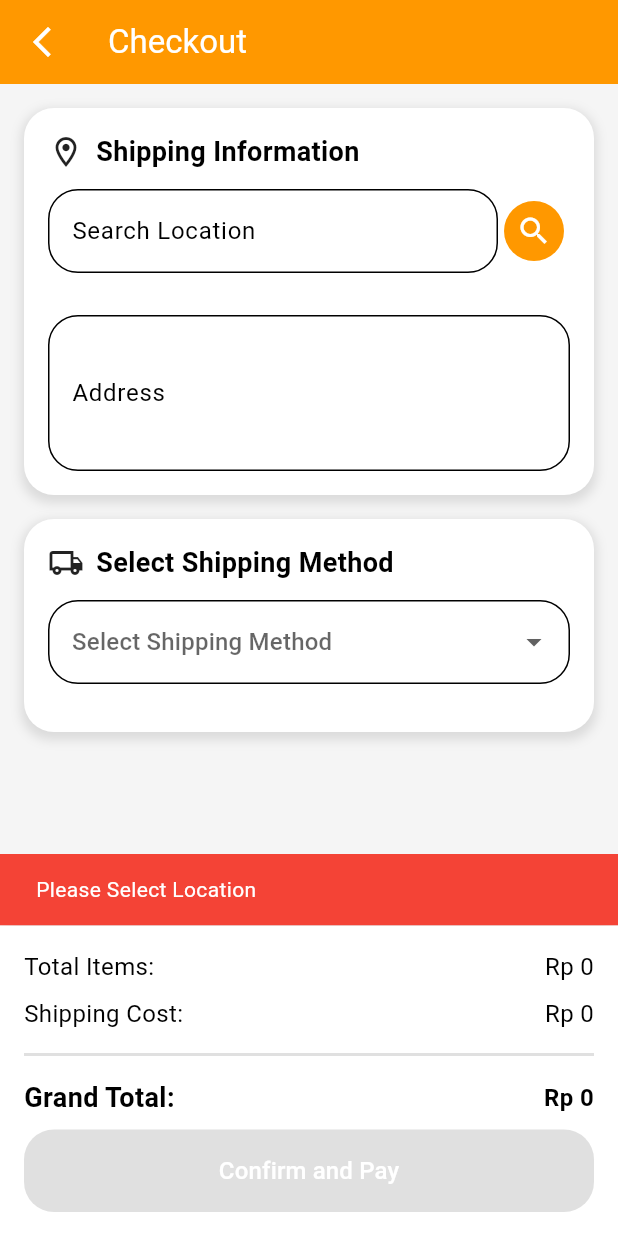
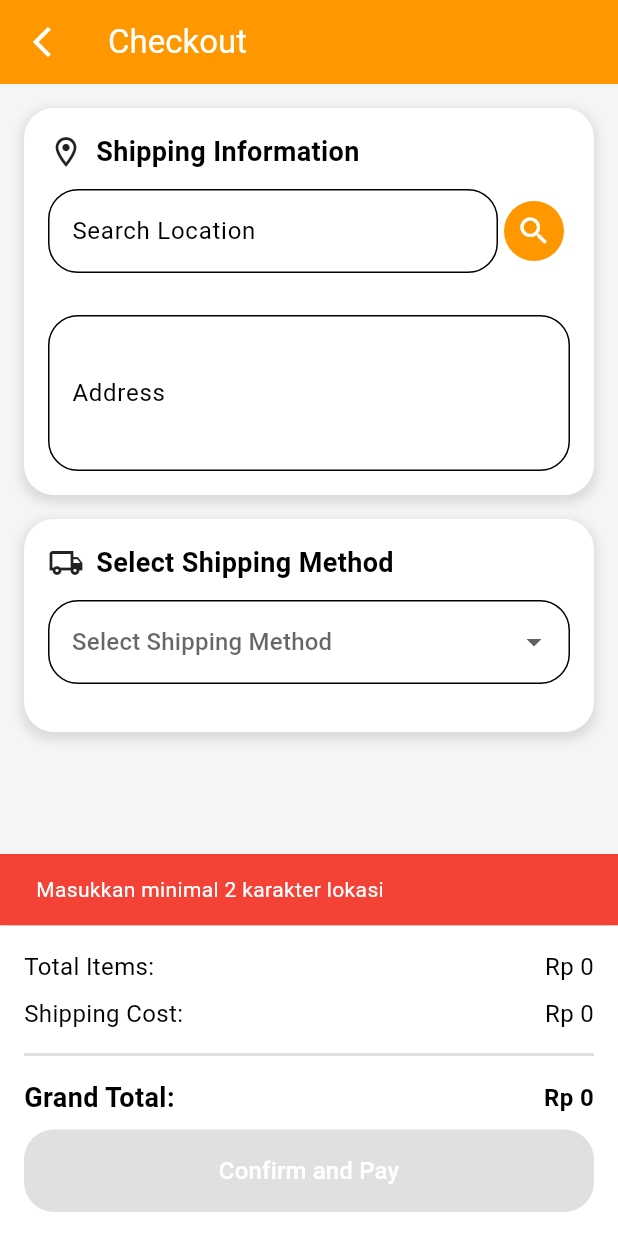
Before and after one commit to bbubble-0/alfsabil.flutter_foodstore, a Flutter app: the CheckoutPage screen opened by its route, after a tap on the "search" icon, on a phone screen of 412 x 824 dp. Run offline on Flutter 3.47's test engine with Material 3 defaults, Android fonts, the phone set to English and light mode, and no system bars; our stand-ins replace dio, either_dart, flutter_bloc, flutter_rating_bar, flutter_secure_storage, flutter_widget_from_html and 4 more; accounts and stored records are empty; network calls fail.

Commit message:
Fix Flutter checkout and order integration

```diff
--- a/lib/page/checkout/checkout_page.dart
+++ b/lib/page/checkout/checkout_page.dart
@@ -12,6 +12,7 @@ import 'package:go_router/go_router.dart';
 class CheckoutPage extends StatefulWidget {
   final int totalPrice;
   final int totalWeight;
+
   const CheckoutPage({
     super.key,
     required this.totalPrice,
@@ -26,6 +27,7 @@ class _CheckoutPageState extends State<CheckoutPage> {
   final TextEditingController addressController = TextEditingController();
   final TextEditingController locationController = TextEditingController();
   final _formKey = GlobalKey<FormState>();
+
   LocationModel? selectLocation;
   int totalItems = 0;
 
@@ -42,7 +44,7 @@ class _CheckoutPageState extends State<CheckoutPage> {
     'Rex',
     'Sentral',
     'Star',
-    'Wahana'
+    'Wahana',
   ];
 
   String? selectedShipping;
@@ -53,38 +55,43 @@ class _CheckoutPageState extends State<CheckoutPage> {
 
   @override
   void initState() {
+    super.initState();
+
     totalItems = widget.totalPrice;
+
     addressController.addListener(_validateForm);
     locationController.addListener(_validateForm);
-    super.initState();
   }
 
   @override
   void dispose() {
     addressController.removeListener(_validateForm);
     locationController.removeListener(_validateForm);
+
     addressController.dispose();
     locationController.dispose();
+
     super.dispose();
   }
 
   void _validateForm() {
-    final valid = addressController.text.isNotEmpty &&
-        locationController.text.isNotEmpty &&
+    final valid = addressController.text.trim().isNotEmpty &&
+        locationController.text.trim().isNotEmpty &&
         selectedShipping != null &&
         selectedShipping!.isNotEmpty &&
         selectShippingCost != null &&
         selectShippingCost! > 0 &&
         selectLocation != null;
 
-    if (isFormValid != valid) {
-      setState(() => isFormValid = valid);
+    if (isFormValid != valid && mounted) {
+      setState(() {
+        isFormValid = valid;
+      });
     }
   }
 
   @override
   Widget build(BuildContext context) {
-    return Builder(builder: (context) {
     return Scaffold(
       appBar: _appBar(),
       body: SingleChildScrollView(
@@ -126,7 +133,10 @@ class _CheckoutPageState extends State<CheckoutPage> {
         ),
       ),
       bottomNavigationBar: Container(
-          padding: const EdgeInsets.symmetric(vertical: 16, horizontal: 16),
+        padding: const EdgeInsets.symmetric(
+          vertical: 16,
+          horizontal: 16,
+        ),
         color: Colors.white,
         child: Column(
           spacing: 8.0,
@@ -135,11 +145,13 @@ class _CheckoutPageState extends State<CheckoutPage> {
             _buildPriceRow(
               title: 'Total Items:',
               fontSize: 16.0,
-                  price: widget.totalPrice),
+              price: widget.totalPrice,
+            ),
             _buildPriceRow(
               title: 'Shipping Cost:',
               fontSize: 16.0,
-                  price: selectShippingCost ?? 0),
+              price: selectShippingCost ?? 0,
+            ),
             Divider(
               thickness: 2,
               color: Colors.grey[300],
@@ -148,16 +160,15 @@ class _CheckoutPageState extends State<CheckoutPage> {
               title: 'Grand Total:',
               fontSize: 18.0,
               price: totalItems + (selectShippingCost ?? 0),
-                  isBold: true),
+              isBold: true,
+            ),
             _buildButtonPay(context),
           ],
         ),
       ),
     );
-    });
   }
 
-  //appBar
   PreferredSizeWidget _appBar() {
     return AppBar(
       backgroundColor: Theme.of(context).colorScheme.primary,
@@ -165,7 +176,10 @@ class _CheckoutPageState extends State<CheckoutPage> {
         onPressed: () {
           context.pop();
         },
-        icon: const Icon(Icons.arrow_back_ios_new, color: Colors.white),
+        icon: const Icon(
+          Icons.arrow_back_ios_new,
+          color: Colors.white,
+        ),
       ),
       title: const Text(
         'Checkout',
@@ -196,13 +210,19 @@ class _CheckoutPageState extends State<CheckoutPage> {
       child: Column(
         crossAxisAlignment: CrossAxisAlignment.start,
         children: [
-          Row(children: [
+          Row(
+            children: [
               Icon(icon),
               const SizedBox(width: 8),
-            Text(title,
-                style:
-                    const TextStyle(fontSize: 18, fontWeight: FontWeight.bold))
-          ]),
+              Text(
+                title,
+                style: const TextStyle(
+                  fontSize: 18,
+                  fontWeight: FontWeight.bold,
+                ),
+              ),
+            ],
+          ),
           const SizedBox(height: 12),
           child,
         ],
@@ -215,8 +235,6 @@ class _CheckoutPageState extends State<CheckoutPage> {
       spacing: 12.0,
       children: [
         Row(
-          mainAxisAlignment: MainAxisAlignment.center,
-          crossAxisAlignment: CrossAxisAlignment.center,
           children: [
             Expanded(
               child: TextFormField(
@@ -229,25 +247,39 @@ class _CheckoutPageState extends State<CheckoutPage> {
                     ),
                   ),
                 ),
-                validator: (value) => (value == null || value.isEmpty)
+                validator: (value) =>
+                    (value == null || value.isEmpty)
                         ? 'Search Location cannot be empty'
                         : null,
+                onChanged: (value) {
+                  if (selectLocation != null) {
+                    setState(() {
+                      selectLocation = null;
+                      selectedShipping = null;
+                      selectShippingCost = 0;
+                      shippingCostModel = null;
+                    });
+                  }
+                },
               ),
             ),
             IconButton.filled(
               onPressed: () {
-                if (locationController.text.isEmpty) {
+                if (locationController.text.trim().length < 2) {
                   ScaffoldMessenger.of(context).showSnackBar(
                     const SnackBar(
-                      content: Text('Please Select Location'),
+                      content: Text(
+                        'Masukkan minimal 2 karakter lokasi',
+                      ),
                       backgroundColor: Colors.red,
                     ),
                   );
                   return;
                 }
-                context
-                    .read<LocationCubit>()
-                    .getLocation(locationController.text);
+
+                context.read<LocationCubit>().getLocation(
+                      locationController.text.trim(),
+                    );
               },
               icon: const Icon(
                 Icons.search,
@@ -256,13 +288,39 @@ class _CheckoutPageState extends State<CheckoutPage> {
             ),
           ],
         ),
-        BlocBuilder<LocationCubit, LocationState>(builder: (context, state) {
+        BlocBuilder<LocationCubit, LocationState>(
+          builder: (context, state) {
             return state.maybeWhen(
-            loading: () => const Center(child: CircularProgressIndicator()),
-            loaded: (locations) => _buildLocationList(locations),
+              loading: () => const Center(
+                child: CircularProgressIndicator(),
+              ),
+              loaded: (locations) {
+                if (locations.isEmpty) {
+                  return const Center(
+                    child: Text('Lokasi tidak ditemukan.'),
+                  );
+                }
+
+                return _buildLocationList(locations);
+              },
+              error: (message) => Container(
+                width: double.infinity,
+                padding: const EdgeInsets.all(12),
+                decoration: BoxDecoration(
+                  color: Colors.red.shade50,
+                  borderRadius: BorderRadius.circular(12),
+                ),
+                child: Text(
+                  'Gagal mencari lokasi: $message',
+                  style: const TextStyle(
+                    color: Colors.red,
+                  ),
+                ),
+              ),
               orElse: () => const SizedBox(),
             );
-        })
+          },
+        ),
       ],
     );
   }
@@ -275,18 +333,26 @@ class _CheckoutPageState extends State<CheckoutPage> {
         itemCount: locations.length,
         itemBuilder: (context, index) {
           final location = locations[index];
+
           return ListTile(
-              title: Text(location.label.toString()),
+            title: Text(location.label ?? ''),
             onTap: () {
               setState(() {
-                  locationController.text = location.label.toString();
+                locationController.text = location.label ?? '';
                 selectLocation = location;
+
+                selectedShipping = null;
+                selectShippingCost = 0;
+                shippingCostModel = null;
               });
+
               context.read<LocationCubit>().clearLocation();
+
               _validateForm();
             },
           );
-          }),
+        },
+      ),
     );
   }
 
@@ -302,7 +368,9 @@ class _CheckoutPageState extends State<CheckoutPage> {
         ),
       ),
       validator: (value) =>
-          (value == null || value.isEmpty) ? 'Please enter your address' : null,
+          (value == null || value.trim().isEmpty)
+              ? 'Please enter your address'
+              : null,
       maxLines: 3,
     );
   }
@@ -318,24 +386,36 @@ class _CheckoutPageState extends State<CheckoutPage> {
       ),
       value: selectedShipping,
       items: shippingMethods
-          .map((method) => DropdownMenuItem(value: method, child: Text(method)))
+          .map(
+            (method) => DropdownMenuItem(
+              value: method,
+              child: Text(method),
+            ),
+          )
           .toList(),
       hint: const Text('Select Shipping Method'),
-      validator: (value) => (value == null || value.isEmpty)
+      validator: (value) =>
+          (value == null || value.isEmpty)
               ? 'Please Select Shipping Method'
               : null,
       onChanged: (value) {
-        selectShippingCost = null;
         if (selectLocation == null) {
           _messageEror('Please Select Location');
           return;
         }
+
+        setState(() {
+          selectedShipping = value;
+          selectShippingCost = 0;
+          shippingCostModel = null;
+        });
+
         context.read<ShippingCostCubit>().getShippingCost(
-              selectLocation?.id ?? 0,
+              selectLocation!.id ?? 0,
               widget.totalWeight,
               value?.toLowerCase() ?? '',
             );
-        setState(() => selectedShipping = value);
+
         _validateForm();
       },
     );
@@ -345,59 +425,81 @@ class _CheckoutPageState extends State<CheckoutPage> {
     return BlocBuilder<ShippingCostCubit, ShippingCostState>(
       builder: (context, state) {
         return state.maybeWhen(
-          loading: () => const Center(child: CircularProgressIndicator()),
+          loading: () => const Center(
+            child: CircularProgressIndicator(),
+          ),
           loaded: (shippingCost) {
             if (shippingCost.isEmpty) {
-              return const Center(child: Text("Tidak ada data tersedia"));
+              return const Center(
+                child: Text('Tidak ada data tersedia'),
+              );
             }
+
             return ListView.builder(
               shrinkWrap: true,
               physics: const NeverScrollableScrollPhysics(),
               itemCount: shippingCost.length,
               itemBuilder: (context, index) {
                 final option = shippingCost[index];
+
                 return RadioListTile<ShippingCostModel>(
                   title: Text(
-                      "${option.description} - ${CurrencyHelper.formatRupiah(option.cost?.toDouble() ?? 0)}"),
-                  subtitle: Text("Estimasi: ${option.etd} hari"),
+                    '${option.description} - '
+                    '${CurrencyHelper.formatRupiah(
+                      option.cost?.toDouble() ?? 0,
+                    )}',
+                  ),
+                  subtitle: Text(
+                    'Estimasi: ${option.etd ?? '-'}',
+                  ),
                   value: option,
                   groupValue: shippingCostModel,
                   onChanged: (value) {
                     setState(() {
                       selectShippingCost = value?.cost ?? 0;
-                      shippingCostModel = option;
+                      shippingCostModel = value;
                     });
+
                     _validateForm();
                   },
                 );
               },
             );
           },
-          error: (message) => Center(child: Text(message)),
+          error: (message) => Center(
+            child: Text(message),
+          ),
           orElse: () => const SizedBox(),
         );
       },
     );
   }
 
-  Widget _buildPriceRow(
-      {required String title,
+  Widget _buildPriceRow({
+    required String title,
     required int price,
     required double fontSize,
-      bool? isBold = false}) {
+    bool? isBold = false,
+  }) {
     return Row(
       mainAxisAlignment: MainAxisAlignment.spaceBetween,
       children: [
-        Text(title,
+        Text(
+          title,
           style: TextStyle(
             fontSize: fontSize,
             fontWeight:
-                    isBold == true ? FontWeight.bold : FontWeight.normal)),
-        Text(CurrencyHelper.formatRupiah(price.toDouble()),
+                isBold == true ? FontWeight.bold : FontWeight.normal,
+          ),
+        ),
+        Text(
+          CurrencyHelper.formatRupiah(price.toDouble()),
           style: TextStyle(
             fontSize: 16,
             fontWeight:
-                    isBold == true ? FontWeight.bold : FontWeight.normal)),
+                isBold == true ? FontWeight.bold : FontWeight.normal,
+          ),
+        ),
       ],
     );
   }
@@ -407,7 +509,12 @@ class _CheckoutPageState extends State<CheckoutPage> {
       listener: (context, state) {
         state.maybeWhen(
           success: (snapToken) async {
-            final result = await context.push('/midtransPayment/$snapToken');
+            final result = await context.push(
+              '/midtransPayment/$snapToken',
+            );
+
+            if (!mounted) return;
+
             if (result == 'success') {
               _navigateToDetailOrder(snapToken);
             } else {
@@ -425,31 +532,45 @@ class _CheckoutPageState extends State<CheckoutPage> {
             ? () {
                 if (_formKey.currentState!.validate()) {
                   final checkout = CheckoutModel(
-                    provinceName: selectLocation?.provinceName ?? "",
-                    cityName: selectLocation?.cityName ?? "",
-                    districtName: selectLocation?.districtName ?? "",
-                    subdistrictName: selectLocation?.subdistrictName ?? "",
-                    zipCode: selectLocation?.zipCode ?? "",
-                    fullAddress: addressController.text,
+                    provinceName:
+                        selectLocation?.provinceName ?? '',
+                    cityName:
+                        selectLocation?.cityName ?? '',
+                    districtName:
+                        selectLocation?.districtName ?? '',
+                    subdistrictName:
+                        selectLocation?.subdistrictName ?? '',
+                    zipCode:
+                        selectLocation?.zipCode ?? '',
+                    fullAddress: addressController.text.trim(),
                     weight: widget.totalWeight,
-                    shippingCourier: selectedShipping?.toLowerCase() ?? "",
+                    shippingCourier:
+                        selectedShipping?.toLowerCase() ?? '',
                     shippingService:
-                        shippingCostModel?.service?.toLowerCase() ?? "",
+                        shippingCostModel?.service?.toLowerCase() ?? '',
                     shippingCost: selectShippingCost ?? 0,
-                    total: widget.totalPrice + (selectShippingCost ?? 0),
+                    total: widget.totalPrice +
+                        (selectShippingCost ?? 0),
                   );
+
                   context.read<CheckoutCubit>().checkout(checkout);
                 }
               }
             : null,
         style: FilledButton.styleFrom(
           padding: const EdgeInsets.symmetric(vertical: 16),
-          shape:
-              RoundedRectangleBorder(borderRadius: BorderRadius.circular(20)),
+          shape: RoundedRectangleBorder(
+            borderRadius: BorderRadius.circular(20),
+          ),
         ),
         child: const Center(
-          child: Text('Confirm and Pay',
-              style: TextStyle(fontSize: 16, color: Colors.white)),
+          child: Text(
+            'Confirm and Pay',
+            style: TextStyle(
+              fontSize: 16,
+              color: Colors.white,
+            ),
+          ),
         ),
       ),
     );
@@ -461,6 +582,10 @@ class _CheckoutPageState extends State<CheckoutPage> {
 
   void _messageEror(String message) {
     ScaffoldMessenger.of(context).showSnackBar(
-        SnackBar(content: Text(message), backgroundColor: Colors.red));
+      SnackBar(
+        content: Text(message),
+        backgroundColor: Colors.red,
+      ),
+    );
   }
 }
--- a/lib/resource/model/order_model.dart
+++ b/lib/resource/model/order_model.dart
@@ -1,6 +1,15 @@
+
 import 'dart:convert';
 
 import 'package:flutter_foodstore/resource/model/customer_model.dart';
+
+int? _toInt(dynamic value) {
+  if (value == null) return null;
+  if (value is int) return value;
+  if (value is num) return value.round();
+
+  return num.tryParse(value.toString())?.round();
+}
 
 class OrderModel {
   final int? id;
@@ -45,19 +54,19 @@ class OrderModel {
   String toJson() => json.encode(toMap());
 
   factory OrderModel.fromMap(Map<String, dynamic> json) => OrderModel(
-        id: json["id"],
-        customerId: json["customer_id"],
-        provinceName: json["province_name"],
-        cityName: json["city_name"],
-        districtName: json["district_name"],
-        subdistrictName: json["subdistrict_name"],
-        zipCode: json["zip_code"],
-        fullAddress: json["full_address"],
-        invoice: json["invoice"],
-        weight: json["weight"],
-        total: json["total"],
-        status: json["status"],
-        snapToken: json["snap_token"],
+        id: _toInt(json["id"]),
+        customerId: _toInt(json["customer_id"]),
+        provinceName: json["province_name"]?.toString(),
+        cityName: json["city_name"]?.toString(),
+        districtName: json["district_name"]?.toString(),
+        subdistrictName: json["subdistrict_name"]?.toString(),
+        zipCode: _toInt(json["zip_code"]),
+        fullAddress: json["full_address"]?.toString(),
+        invoice: json["invoice"]?.toString(),
+        weight: _toInt(json["weight"]),
+        total: _toInt(json["total"]),
+        status: json["status"]?.toString(),
+        snapToken: json["snap_token"]?.toString(),
         createdAt: json["created_at"] == null
             ? null
             : DateTime.parse(json["created_at"]),
@@ -85,6 +94,6 @@ class OrderModel {
         "snap_token": snapToken,
         "created_at": createdAt?.toIso8601String(),
         "updated_at": updatedAt?.toIso8601String(),
-        "customer": customer?.toMap()
+        "customer": customer?.toMap(),
       };
 }
--- a/lib/resource/model/product_model.dart
+++ b/lib/resource/model/product_model.dart
@@ -1,3 +1,4 @@
+
 import 'dart:convert';
 
 import 'package:flutter_foodstore/resource/model/category_model.dart';
@@ -39,30 +40,45 @@ class ProductModel {
 
   String toJson() => json.encode(toMap());
 
-  factory ProductModel.fromMap(Map<String, dynamic> json) => ProductModel(
-        id: json["id"],
-        categoryId: json["category_id"],
-        image: json["image"],
-        title: json["title"],
-        slug: json["slug"],
-        description: json["description"],
-        price: json["price"],
-        weight: json["weight"],
+  factory ProductModel.fromMap(Map<String, dynamic> json) =>
+      ProductModel(
+        id: _toInt(json["id"]),
+        categoryId: _toInt(json["category_id"]),
+        image: json["image"]?.toString(),
+        title: json["title"]?.toString(),
+        slug: json["slug"]?.toString(),
+        description: json["description"]?.toString(),
+        price: _toInt(json["price"]),
+        weight: _toInt(json["weight"]),
         createdAt: json["created_at"] == null
             ? null
-            : DateTime.parse(json["created_at"]),
+            : DateTime.tryParse(json["created_at"].toString()),
         updatedAt: json["updated_at"] == null
             ? null
-            : DateTime.parse(json["updated_at"]),
+            : DateTime.tryParse(json["updated_at"].toString()),
         ratingsAvgRating: json["ratings_avg_rating"]?.toString(),
         category: json["category"] == null
             ? null
-            : CategoryModel.fromMap(json["category"]),
+            : CategoryModel.fromMap(
+                Map<String, dynamic>.from(json["category"]),
+              ),
         ratings: json["ratings"] == null
             ? []
             : List<RatingModel>.from(
-                json["ratings"]!.map((x) => RatingModel.fromMap(x))),
+                (json["ratings"] as List).map(
+                  (x) => RatingModel.fromMap(
+                    Map<String, dynamic>.from(x),
+                  ),
+                ),
+              ),
       );
+
+  static int? _toInt(dynamic value) {
+    if (value == null) return null;
+    if (value is int) return value;
+    if (value is double) return value.toInt();
+    return int.tryParse(value.toString());
+  }
 
   Map<String, dynamic> toMap() => {
         "id": id,
--- a/lib/resource/model/shipping_cost_model.dart
+++ b/lib/resource/model/shipping_cost_model.dart
@@ -22,22 +22,31 @@ class ShippingCostModel {
 
   String toJson() => json.encode(toMap());
 
-  factory ShippingCostModel.fromMap(Map<String, dynamic> json) =>
-      ShippingCostModel(
-        name: json["name"],
-        code: json["code"],
-        service: json["service"],
-        description: json["description"],
-        cost: json["cost"],
-        etd: json["etd"],
-      );
+  factory ShippingCostModel.fromMap(Map<String, dynamic> json) {
+    return ShippingCostModel(
+      name: json['name']?.toString() ?? 'Food Store',
+      code: json['code']?.toString() ?? 'FLAT',
+      service: json['service']?.toString() ?? 'REG',
+      description:
+          json['description']?.toString() ?? 'Pengiriman reguler',
+      cost: _toInt(json['cost']),
+      etd: json['etd']?.toString() ?? '1-2 hari',
+    );
+  }
+
+  static int? _toInt(dynamic value) {
+    if (value == null) return null;
+    if (value is int) return value;
+    if (value is double) return value.toInt();
+    return int.tryParse(value.toString());
+  }
 
   Map<String, dynamic> toMap() => {
-        "name": name,
-        "code": code,
-        "service": service,
-        "description": description,
-        "cost": cost,
-        "etd": etd,
+        'name': name,
+        'code': code,
+        'service': service,
+        'description': description,
+        'cost': cost,
+        'etd': etd,
       };
 }
--- a/lib/resource/remote/order_remote_resource.dart
+++ b/lib/resource/remote/order_remote_resource.dart
@@ -1,3 +1,4 @@
+
 import 'package:dio/dio.dart';
 import 'package:either_dart/either.dart';
 import 'package:flutter_foodstore/resource/model/order_model.dart';
@@ -8,31 +9,47 @@ class OrderRemoteResource {
 
   OrderRemoteResource(this._dio);
 
-  Future<Either<String, PagingModel>> fetchOrders({int page = 0}) async {
+  Future<Either<String, PagingModel>> fetchOrders({
+    int page = 1,
+  }) async {
     try {
-      final response = await _dio.get('customer/my-order?page=$page');
-      final result =
-          PagingModel.fromMap(response.data['data'], OrderModel.fromMap);
+      final response = await _dio.get(
+        'customer/my-orders',
+        queryParameters: {'page': page},
+      );
+
+      final result = PagingModel.fromMap(
+        response.data['data'],
+        OrderModel.fromMap,
+      );
+
       return Right(result);
     } on DioException catch (e) {
       if (e.response?.statusCode == 401) {
-        return Left(e.response?.statusCode?.toString() ?? '');
-      } else {
-        return Left(e.toString());
+        return Left('401');
       }
+      return Left(e.toString());
+    } catch (e) {
+      return Left(e.toString());
     }
   }
 
-  Future<Either<String, dynamic>> detailOrder(String snapToken) async {
+  Future<Either<String, dynamic>> detailOrder(
+    String snapToken,
+  ) async {
     try {
-      final response = await _dio.get('customer/my-order/$snapToken');
+      final response = await _dio.get(
+        'customer/my-orders/${Uri.encodeComponent(snapToken)}',
+      );
+
       return Right(response.data);
     } on DioException catch (e) {
       if (e.response?.statusCode == 401) {
-        return Left(e.response?.statusCode?.toString() ?? '');
-      } else {
-        return Left(e.toString());
+        return Left('401');
       }
+      return Left(e.toString());
+    } catch (e) {
+      return Left(e.toString());
     }
   }
 
@@ -49,12 +66,17 @@ class OrderRemoteResource {
           'transaction_detail_id': transactionDetailId,
           'product_id': productId,
           'rating': rating,
-          'review': review
+          'review': review,
         },
       );
+
       return Right(response.data['message']);
     } on DioException catch (e) {
-      return Left(e.response?.data['message']);
+      return Left(
+        e.response?.data?['message']?.toString() ?? e.toString(),
+      );
+    } catch (e) {
+      return Left(e.toString());
     }
   }
 }
```
Also changed, not shown: lib/resource/model/transaction_detail.dart (+14 -5 lines), lib/resource/remote/checkout_remote_resource.dart (+74 -14 lines), 4 other files. Lines whose indentation alone changed are shown as unchanged.
